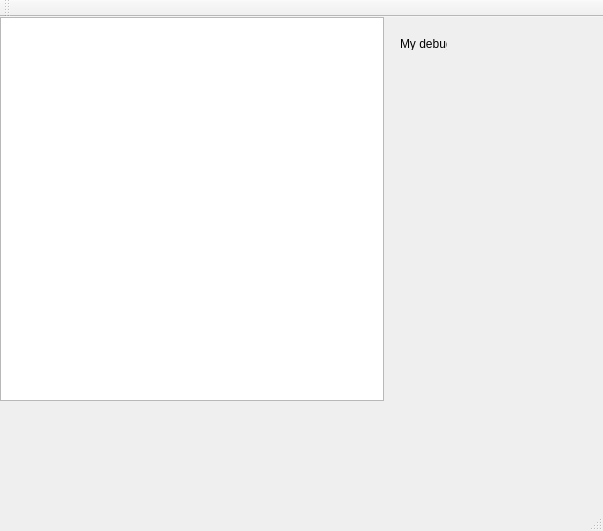
The window that mainwindow.ui (Banadora/tails) describes before a commit, drawn with Qt 5.
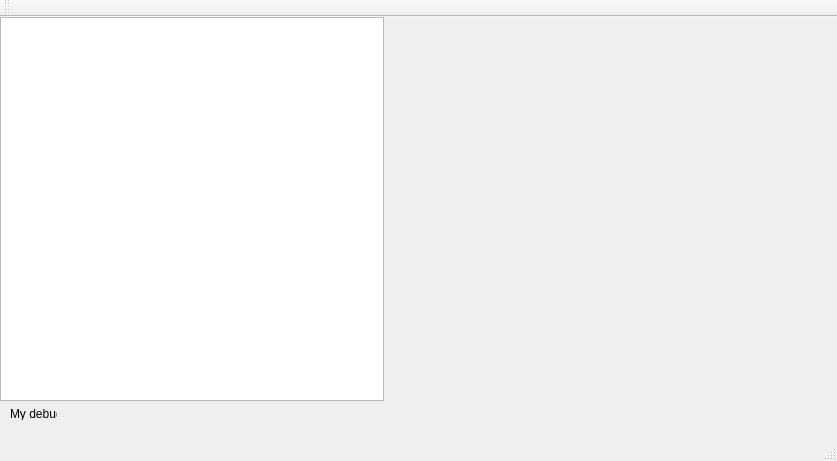
The same window after the commit.

Diff of the .ui file:
```diff
--- a/mainwindow.ui
+++ b/mainwindow.ui
@@ -6,8 +6,8 @@
    <rect>
     <x>0</x>
     <y>0</y>
-    <width>603</width>
-    <height>531</height>
+    <width>837</width>
+    <height>461</height>
    </rect>
   </property>
   <property name="windowTitle">
@@ -33,8 +33,8 @@
    <widget class="QLabel" name="debugz">
     <property name="geometry">
      <rect>
-      <x>400</x>
-      <y>20</y>
+      <x>10</x>
+      <y>390</y>
       <width>47</width>
       <height>13</height>
      </rect>
```
Left out of the diff: 2 changed lines with no effect on the pictures.
